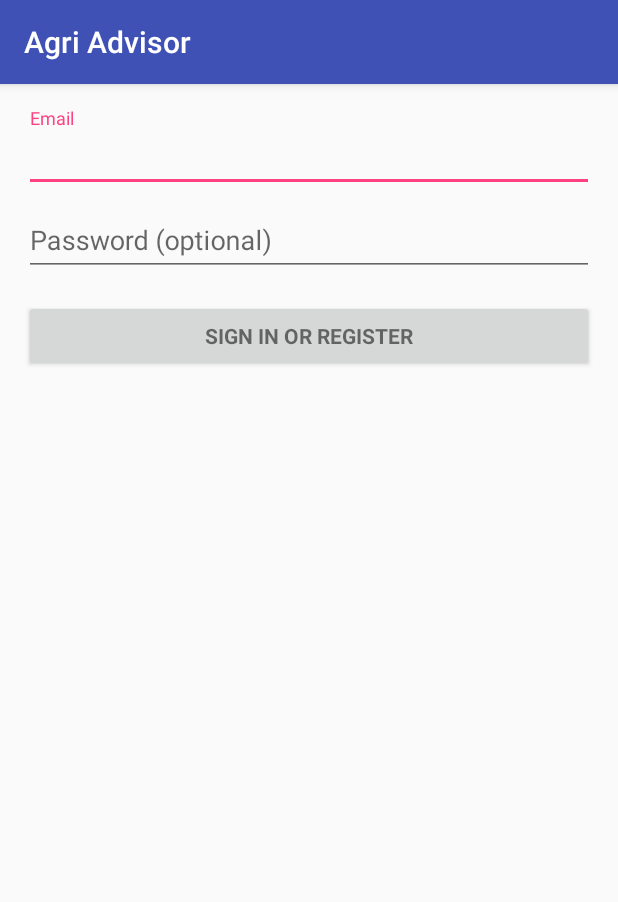
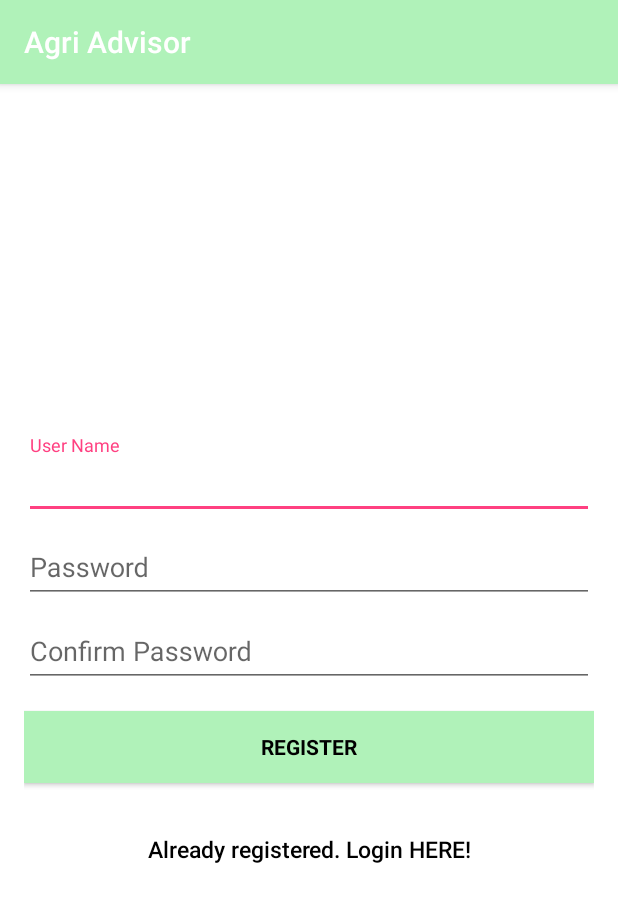
Before and after one commit to Ketharan/AgriAdvisor, an Android app: the screen it shows after launch (LoginActivity before the commit, SignupActvity after it), on a phone screen of 412 x 824 dp. Shown: the top 902 px of the screen. Run offline under Robolectric (Android 15) with nearby library versions, the light colour scheme and no system bars; our stand-ins replace Firebase (no records; nobody signed in at launch, a user with empty details on screens opened directly).

Commit message:
Signup activity finished

```diff
--- a/app/build.gradle
+++ b/app/build.gradle
@@ -24,8 +24,10 @@ dependencies {
     androidTestCompile('com.android.support.test.espresso:espresso-core:2.2.2', {
         exclude group: 'com.android.support', module: 'support-annotations'
     })
+    compile 'com.google.firebase:firebase-auth:9.0.2'
     compile 'com.android.support:appcompat-v7:25.3.1'
     compile 'com.android.support:design:25.3.1'
+    compile 'com.android.support.constraint:constraint-layout:1.0.2'
     testCompile 'junit:junit:4.12'
 }
 apply plugin: 'com.google.gms.google-services'
--- a/app/src/main/AndroidManifest.xml
+++ b/app/src/main/AndroidManifest.xml
@@ -6,6 +6,7 @@
     <uses-permission android:name="android.permission.GET_ACCOUNTS" />
     <uses-permission android:name="android.permission.READ_PROFILE" />
     <uses-permission android:name="android.permission.READ_CONTACTS" />
+    <uses-permission android:name="android.permission.INTERNET" />
 
     <application
         android:allowBackup="true"
@@ -14,15 +15,14 @@
         android:roundIcon="@mipmap/ic_launcher_round"
         android:supportsRtl="true"
         android:theme="@style/AppTheme">
-        <activity
-            android:name=".LoginActivity"
-            android:label="@string/app_name">
+        <activity android:name=".SignupActvity">
             <intent-filter>
                 <action android:name="android.intent.action.MAIN" />
 
                 <category android:name="android.intent.category.LAUNCHER" />
             </intent-filter>
         </activity>
+        <activity android:name=".LoginActivity"></activity>
     </application>
 
 </manifest>
--- /dev/null
+++ b/app/src/main/java/com/advisor/agriot/zeon/agriadvisor/SignupActvity.java
@@ -0,0 +1,194 @@
+package com.advisor.agriot.zeon.agriadvisor;
+
+import android.content.Intent;
+import android.support.annotation.NonNull;
+import android.support.v7.app.AppCompatActivity;
+import android.os.Bundle;
+import android.text.TextUtils;
+import android.view.View;
+import android.widget.Button;
+import android.widget.EditText;
+import android.widget.ProgressBar;
+import android.widget.Toast;
+
+import com.google.android.gms.tasks.OnCompleteListener;
+import com.google.android.gms.tasks.Task;
+import com.google.firebase.auth.AuthResult;
+import com.google.firebase.auth.FirebaseAuth;
+
+public class SignupActvity extends AppCompatActivity implements View.OnClickListener{
+
+    //creating instances
+    private EditText inputUsername,inputPassword,inputConfirmpassword;
+    private Button btnSignin,btnSignup;
+    private ProgressBar progressBar;
+    private FirebaseAuth auth;
+    @Override
+    protected void onCreate(Bundle savedInstanceState) {
+        super.onCreate(savedInstanceState);
+        setContentView(R.layout.activity_signup_actvity);
+
+        // firebase auth instance
+        auth = FirebaseAuth.getInstance();
+        //btn,text definition
+        btnSignin = (Button) findViewById(R.id.sign_in_button);
+        btnSignup = (Button) findViewById(R.id.sign_up_button);
+        inputUsername = (EditText) findViewById(R.id.username);
+        inputPassword = (EditText) findViewById(R.id.password);
+        inputConfirmpassword = (EditText) findViewById(R.id.confirmpassword);
+
+
+
+
+        btnSignup.setOnClickListener(this);
+        btnSignin.setOnClickListener(this);
+
+
+
+
+
+        if(auth.getCurrentUser()!= null){
+            //profileActivity
+            //finish();
+            //startActivity(new Intent(getApplicationContext(),ProfileActivity.class));
+        }
+    }
+    private boolean isValidPassword(String password){
+        if (password.length()>6){
+            return (false);
+        }
+        return true;
+    }
+
+
+    private void registeruser(){
+        String username=inputUsername.getText().toString().trim()+"@agriot.com";
+        String password=inputPassword.getText().toString().trim();
+        String confirmpassword=inputConfirmpassword.getText().toString().trim();
+        if(TextUtils.isEmpty(username)){
+            Toast.makeText(getApplicationContext(),"Please Enter User Name",Toast.LENGTH_SHORT).show();
+            return;
+        }
+        if (isValidPassword(password)){
+            //password empty
+            Toast.makeText(this,"Password is too short, Try More than 6 characters",Toast.LENGTH_SHORT).show();
+            return;
+        }
+
+        if(TextUtils.isEmpty(confirmpassword)){
+            Toast.makeText(getApplicationContext(),"Please Confirm Your Password",Toast.LENGTH_SHORT).show();
+            return;
+        }
+
+        if (password.compareTo(confirmpassword)!=0){
+            //password empty
+            Toast.makeText(this,"Password mismatch.Please Confirm Your Password Correctly",Toast.LENGTH_SHORT).show();
+            return;
+        }
+
+
+
+
+        auth.createUserWithEmailAndPassword(username,password).addOnCompleteListener(this, new OnCompleteListener<AuthResult>() {
+            @Override
+            public void onComplete(@NonNull Task<AuthResult> task) {
+                if(task.isSuccessful()){
+                    Toast.makeText(getApplicationContext(),"Registered Successfly",Toast.LENGTH_SHORT).show();
+                    //finish();
+                    //startActivity(new Intent(getApplicationContext(),ProfileActivity.class));
+                }else{
+                    Toast.makeText(getApplicationContext(),"Registered Failed, Please Try again",Toast.LENGTH_SHORT).show();
+                }
+            }
+        });
+
+    }
+
+
+    @Override
+    public void onClick(View v) {
+        if(v==btnSignup){
+            registeruser();
+
+        }
+        if(v==btnSignin){
+            finish();
+            startActivity(new Intent(this,LoginActivity.class));
+        }
+    }
+    }
+
+    // now we have to do LoginActivity class and profile class and Main class
+
+//        //function for signin button to open login activity newest one
+//        btnSignin.setOnClickListener(new View.OnClickListener(){
+//
+//            @Override
+//            public void onClick(View v) {
+//                //startActivity(new Intent(SignupActvity.this,LoginActivity.class));
+//                finish();
+//            }
+//        });
+
+
+//        //function for signup button
+//        btnSignup.setOnClickListener(new View.OnClickListener(){
+//
+//            @Override
+//            public void onClick(View v) {
+//                String username=inputUsername.getText().toString().trim();
+//                String password=inputPassword.getText().toString().trim();
+//                String confirmpassword= inputConfirmpassword.getText().toString().trim();
+//
+//                if(TextUtils.isEmpty(username)){
+//                    Toast.makeText(getApplicationContext(),"Please Enter User Name",Toast.LENGTH_SHORT).show();
+//                    return;
+//                }
+//                if(TextUtils.isEmpty(password)){
+//                    Toast.makeText(getApplicationContext(),"Please Enter Password",Toast.LENGTH_SHORT).show();
+//                    return;
+//                }
+//                if(TextUtils.isEmpty(confirmpassword)){
+//                    Toast.makeText(getApplicationContext(),"Please Confirm Your Password",Toast.LENGTH_SHORT).show();
+//                    return;
+//                }
+//                if(password.length()<6){
+//                    Toast.makeText(getApplicationContext(),"Password is short. Please Enter minimum 6 Characters",Toast.LENGTH_SHORT).show();
+//                    return;
+//                }
+//                if(password.compareTo(confirmpassword)!=0){
+//                    Toast.makeText(getApplicationContext(),"Password mismatch. Please confirm Your Password correctly",Toast.LENGTH_SHORT).show();
+//                    return;
+//                }
+//progressBar.setVisibility(v.VISIBLE);
+//create user
+//                auth.createUserWithEmailAndPassword(username,password).addOnCompleteListener(SignupActvity.this, new OnCompleteListener<AuthResult>() {
+//                    @Override
+//                    public void onComplete(@NonNull Task<AuthResult> task) {
+//                        Toast.makeText(getApplicationContext(),"Create User:on Complete:0 "+ task.isSuccessful(),Toast.LENGTH_SHORT ).show();
+//                        progressBar.setVisibility(View.GONE);
+//                        //logic for task successful and un successful
+//                        if (!task.isSuccessful()){
+//                            Toast.makeText(getApplicationContext(),"Authentication Failed!"+task.getException(),Toast.LENGTH_SHORT).show();
+//                        }else{
+//                            //startActivity(new Intent(SignupActvity.this,UserProfileActivity.class));
+//                            //finish();
+//                            Toast.makeText(getApplicationContext(),"Done correctly",Toast.LENGTH_SHORT).show();
+//
+//
+//                        }
+//
+//                    }
+//                });
+
+
+//            }
+//        });
+//
+//    }
+//    @Override
+//    protected void onResume(){
+//       super.onResume();
+//       progressBar.setVisibility(View.GONE);
+
+//}
--- /dev/null
+++ b/app/src/main/res/layout/activity_signup_actvity.xml
@@ -0,0 +1,115 @@
+<?xml version="1.0" encoding="utf-8"?>
+<android.support.design.widget.CoordinatorLayout xmlns:android="http://schemas.android.com/apk/res/android"
+    xmlns:app="http://schemas.android.com/apk/res-auto"
+    xmlns:tools="http://schemas.android.com/tools"
+    android:layout_width="match_parent"
+    android:layout_height="match_parent"
+    tools:context="com.advisor.agriot.zeon.agriadvisor.SignupActvity">
+
+    <!--Design layout-->
+    <LinearLayout
+        android:layout_width="fill_parent"
+        android:layout_height="fill_parent"
+        android:background="@color/white"
+        android:gravity="center"
+        android:orientation="vertical"
+        android:padding="@dimen/activity_horizontal_margin"
+        >
+        <!--
+        <ImageView
+            android:layout_width="@dimen/logo_w_h"
+            android:layout_height="@dimen/logo_w_h"
+            android:layout_gravity="center_horizontal"
+            android:layout_marginBottom="30dp"
+            android:src="@mipmap/ic_launcher" />
+
+         -->
+        <android.support.design.widget.TextInputLayout
+            android:layout_width="match_parent"
+            android:layout_height="wrap_content">
+
+            <EditText
+                android:id="@+id/username"
+                android:layout_width="match_parent"
+                android:layout_height="wrap_content"
+                android:hint="@string/username"
+                android:inputType="text"
+                android:maxLines="1"
+                android:singleLine="true"
+                android:textColor="@android:color/black" />
+
+        </android.support.design.widget.TextInputLayout>
+
+        <android.support.design.widget.TextInputLayout
+            android:layout_width="match_parent"
+            android:layout_height="wrap_content">
+
+            <EditText
+                android:id="@+id/password"
+                android:layout_width="match_parent"
+                android:layout_height="wrap_content"
+                android:focusableInTouchMode="true"
+                android:hint="@string/hint_password"
+                android:imeActionId="@+id/login"
+                android:imeOptions="actionUnspecified"
+                android:inputType="textPassword"
+                android:maxLines="1"
+                android:singleLine="true"
+                android:textColor="@android:color/black" />
+
+        </android.support.design.widget.TextInputLayout>
+
+        <android.support.design.widget.TextInputLayout
+            android:layout_width="match_parent"
+            android:layout_height="wrap_content">
+
+            <EditText
+                android:id="@+id/confirmpassword"
+                android:layout_width="match_parent"
+                android:layout_height="wrap_content"
+                android:focusableInTouchMode="true"
+                android:hint="@string/hint_confirm_password"
+                android:imeActionId="@+id/login"
+                android:imeOptions="actionUnspecified"
+                android:inputType="textPassword"
+                android:maxLines="1"
+                android:singleLine="true"
+                android:textColor="@android:color/black" />
+
+        </android.support.design.widget.TextInputLayout>
+
+        <Button
+            android:id="@+id/sign_up_button"
+            style="?android:textAppearanceSmall"
+            android:layout_width="match_parent"
+            android:layout_height="wrap_content"
+            android:layout_marginTop="16dp"
+            android:background="@color/button_theme_color"
+            android:text="@string/action_sign_in_short"
+            android:textColor="@android:color/black"
+            android:textStyle="bold" />
+
+
+
+        <!-- Link to Login Screen -->
+
+        <Button
+            android:id="@+id/sign_in_button"
+            android:layout_width="fill_parent"
+            android:layout_height="wrap_content"
+            android:layout_marginTop="20dip"
+            android:background="@null"
+            android:text="@string/btn_link_to_login"
+            android:textAllCaps="false"
+            android:textColor="@color/black"
+            android:textSize="15dp" />
+    </LinearLayout>
+
+    <ProgressBar
+        android:id="@+id/progressBar"
+        android:layout_width="30dp"
+        android:layout_height="30dp"
+        android:layout_gravity="center|bottom"
+        android:layout_marginBottom="20dp"
+        android:visibility="gone" />
+</android.support.design.widget.CoordinatorLayout>
--- a/app/src/main/res/values/colors.xml
+++ b/app/src/main/res/values/colors.xml
@@ -1,6 +1,25 @@
 <?xml version="1.0" encoding="utf-8"?>
 <resources>
-    <color name="colorPrimary">#3F51B5</color>
-    <color name="colorPrimaryDark">#303F9F</color>
+    <color name="colorPrimary">#b0f2b9</color>
+    <color name="colorPrimaryDark">#b0f2b9</color>
     <color name="colorAccent">#FF4081</color>
+
+
+    <!--code implemented-->
+    <color name="button_theme_color">#b0f2b9</color>
+    <color name="bg_login">#26ae90</color>
+    <color name="bg_register">#2e3237</color>
+    <color name="bg_main">#428bca</color>
+    <color name="white">#ffffff</color>
+    <color name="input_login">#222222</color>
+    <color name="input_login_hint">#999999</color>
+    <color name="input_register">#888888</color>
+    <color name="input_register_bg">#3b4148</color>
+    <color name="input_register_hint">#5e6266</color>
+    <color name="btn_login">#26ae90</color>
+    <color name="btn_login_bg">#eceef1</color>
+    <color name="lbl_name">#333333</color>
+    <color name="btn_logut_bg">#ff6861</color>
+    <color name="black">#000000</color>
+
 </resources>
--- a/app/src/main/res/values/dimens.xml
+++ b/app/src/main/res/values/dimens.xml
@@ -2,4 +2,6 @@
     <!-- Default screen margins, per the Android Design guidelines. -->
     <dimen name="activity_horizontal_margin">16dp</dimen>
     <dimen name="activity_vertical_margin">16dp</dimen>
+    <dimen name="fab_margin">16dp</dimen>
+    <dimen name="logo_w_h">100dp</dimen>
 </resources>
--- a/app/src/main/res/values/strings.xml
+++ b/app/src/main/res/values/strings.xml
@@ -1,16 +1,36 @@
 <resources>
     <string name="app_name">Agri Advisor</string>
 
-    <!-- Strings related to login -->
-    <string name="prompt_email">Email</string>
-    <string name="prompt_password">Password (optional)</string>
-    <string name="action_sign_in">Sign in or register</string>
-    <string name="action_sign_in_short">Sign in</string>
-    <string name="error_invalid_email">This email address is invalid</string>
-    <string name="error_invalid_password">This password is too short</string>
-    <string name="error_incorrect_password">This password is incorrect</string>
-    <string name="error_field_required">This field is required</string>
-    <string name="permission_rationale">"Contacts permissions are needed for providing email
-        completions."
-    </string>
+    <!--code implemented-->
+    <string name="action_sign_in_short">Register</string>
+    <string name="username">User Name</string>
+    <string name="minimum_password">Password too short, enter minimum 6 characters!</string>
+    <string name="auth_failed">Authentication failed, check your email and password or sign up</string>
+    <string name="change_email">Change Email</string>
+    <string name="change_password">Change Password</string>
+    <string name="send_password_reset_email">Send Password reset email</string>
+    <string name="remove_user">Remove user</string>
+    <string name="new_pass">New Password</string>
+    <string name="title_activity_profile">AgrioT</string>
+    <string name="title_activity_login">Sign in</string>
+    <string name="hint_email">Email</string>
+    <string name="hint_password">Password</string>
+    <string name="hint_name">Fullname</string>
+    <string name="btn_login">LOGIN</string>
+    <string name="btn_link_to_register">Not a member? Get registered in AgrioT now!</string>
+    <string name="btn_link_to_login">Already registered. Login HERE!</string>
+    <string name="title_activity_reset_password">ResetPasswordActivity</string>
+    <string name="btn_forgot_password">Forgot your password?</string>
+    <string name="btn_reset_password">Reset Password</string>
+    <string name="btn_back"><![CDATA[<< Back]]></string>
+    <string name="hint_new_email">New Email</string>
+    <string name="btn_change">Change</string>
+    <string name="btn_send">Send</string>
+    <string name="btn_remove">Remove</string>
+    <string name="btn_sign_out">Sign Out</string>
+    <string name="lbl_forgot_password">Forgot password?</string>
+    <string name="forgot_password_msg">We just need your registered Email Id to sent you password reset instructions.</string>
+
+    <string name="hint_confirm_password">Confirm Password</string>
+
 </resources>
```
